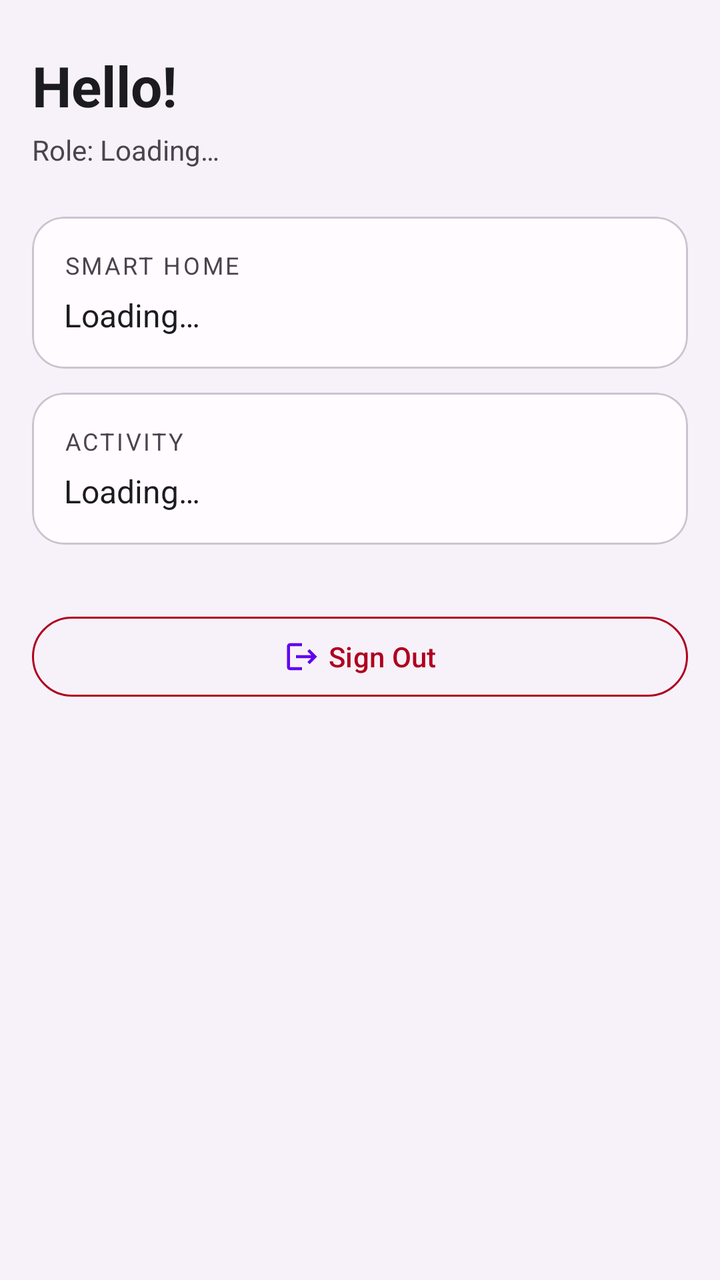
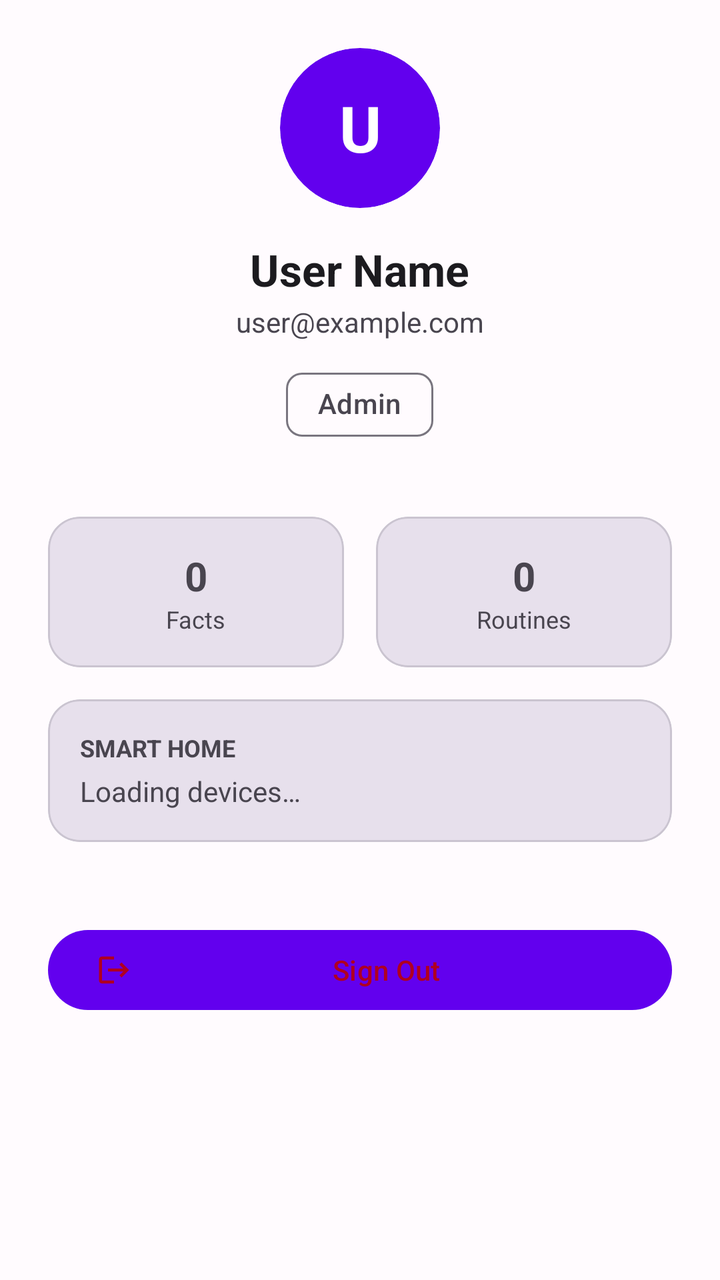

Compare the two renders of this Android layout. The source of the first and the diff that turns it into the second are given below.
<!-- AndroidManifest.xml: application theme Theme.RiverSong -->
<!-- res/layout/fragment_user_dashboard.xml -->
<?xml version="1.0" encoding="utf-8"?>
<androidx.core.widget.NestedScrollView
    xmlns:android="http://schemas.android.com/apk/res/android"
    xmlns:app="http://schemas.android.com/apk/res-auto"
    android:layout_width="match_parent"
    android:layout_height="match_parent"
    android:background="@color/river_song_background">

    <LinearLayout
        android:layout_width="match_parent"
        android:layout_height="wrap_content"
        android:orientation="vertical"
        android:padding="16dp">

        
        <TextView
            android:id="@+id/textViewDashboardWelcome"
            android:layout_width="wrap_content"
            android:layout_height="wrap_content"
            android:layout_marginTop="8dp"
            android:text="Hello!"
            android:textSize="28sp"
            android:textStyle="bold"
            android:textColor="@color/river_song_on_background" />

        <TextView
            android:id="@+id/textViewUserRole"
            android:layout_width="wrap_content"
            android:layout_height="wrap_content"
            android:layout_marginTop="4dp"
            android:text="Role: Loading…"
            android:textSize="14sp"
            android:textColor="@color/river_song_on_surface_variant" />

        
        <com.google.android.material.card.MaterialCardView
            android:layout_width="match_parent"
            android:layout_height="wrap_content"
            android:layout_marginTop="24dp"
            app:cardCornerRadius="16dp"
            app:cardElevation="0dp"
            android:backgroundTint="@color/river_song_surface">

            <LinearLayout
                android:layout_width="match_parent"
                android:layout_height="wrap_content"
                android:orientation="vertical"
                android:padding="16dp">

                <TextView
                    android:layout_width="wrap_content"
                    android:layout_height="wrap_content"
                    android:text="Smart Home"
                    android:textSize="12sp"
                    android:textAllCaps="true"
                    android:letterSpacing="0.1"
                    android:textColor="@color/river_song_on_surface_variant" />

                <TextView
                    android:id="@+id/textViewSmartHomeSummary"
                    android:layout_width="match_parent"
                    android:layout_height="wrap_content"
                    android:layout_marginTop="6dp"
                    android:text="Loading…"
                    android:textSize="16sp"
                    android:textColor="@color/river_song_on_surface" />
            </LinearLayout>
        </com.google.android.material.card.MaterialCardView>

        
        <com.google.android.material.card.MaterialCardView
            android:layout_width="match_parent"
            android:layout_height="wrap_content"
            android:layout_marginTop="12dp"
            app:cardCornerRadius="16dp"
            app:cardElevation="0dp"
            android:backgroundTint="@color/river_song_surface">

            <LinearLayout
                android:layout_width="match_parent"
                android:layout_height="wrap_content"
                android:orientation="vertical"
                android:padding="16dp">

                <TextView
                    android:layout_width="wrap_content"
                    android:layout_height="wrap_content"
                    android:text="Activity"
                    android:textSize="12sp"
                    android:textAllCaps="true"
                    android:letterSpacing="0.1"
                    android:textColor="@color/river_song_on_surface_variant" />

                <TextView
                    android:id="@+id/textViewActivitySummary"
                    android:layout_width="match_parent"
                    android:layout_height="wrap_content"
                    android:layout_marginTop="6dp"
                    android:text="Loading…"
                    android:textSize="16sp"
                    android:textColor="@color/river_song_on_surface" />
            </LinearLayout>
        </com.google.android.material.card.MaterialCardView>

        
        <com.google.android.material.button.MaterialButton
            android:id="@+id/buttonLogout"
            style="@style/Widget.Material3.Button.OutlinedButton"
            android:layout_width="match_parent"
            android:layout_height="wrap_content"
            android:layout_marginTop="32dp"
            android:text="Sign Out"
            app:icon="@drawable/ic_logout"
            app:iconGravity="textStart"
            android:textColor="@color/river_song_error"
            app:strokeColor="@color/river_song_error" />

    </LinearLayout>
</androidx.core.widget.NestedScrollView>
<!-- resources referenced by this layout -->
<resources>
  <color name="river_song_background">#F7F2F9</color>
  <color name="river_song_error">#B00020</color>
  <color name="river_song_on_background">#1C1B1F</color>
  <color name="river_song_on_surface">#1C1B1F</color>
  <color name="river_song_on_surface_variant">#49454F</color>
  <color name="river_song_surface">#FFFBFE</color>
  <!-- drawable ic_logout (drawable) -->
  <?xml version="1.0" encoding="utf-8"?>
  <vector xmlns:android="http://schemas.android.com/apk/res/android"
      android:width="24dp"
      android:height="24dp"
      android:viewportWidth="24"
      android:viewportHeight="24"
      android:tint="?attr/colorControlNormal">
      <path
          android:fillColor="@android:color/white"
          android:pathData="M17,7l-1.41,1.41L18.17,11H8v2h10.17l-2.58,2.58L17,17l5,-5zM4,5h8V3H4c-1.1,0 -2,0.9 -2,2v14c0,1.1 0.9,2 2,2h8v-2H4V5z" />
  </vector>
  <style name="Theme.RiverSong" parent="Theme.Material3.DayNight.NoActionBar">
          <item name="colorPrimary">@color/river_song_primary</item>
          <item name="colorOnPrimary">@color/river_song_on_primary</item>
          <item name="colorPrimaryContainer">@color/river_song_primary_container</item>
          <item name="colorOnPrimaryContainer">@color/river_song_on_primary_container</item>
  
          <item name="colorSecondary">@color/river_song_secondary</item>
          <item name="colorOnSecondary">@color/river_song_on_secondary</item>
          <item name="colorSecondaryContainer">@color/river_song_secondary_container</item>
          <item name="colorOnSecondaryContainer">@color/river_song_on_secondary_container</item>
  
          <item name="colorTertiary">@color/river_song_tertiary</item>
          <item name="colorOnTertiary">@color/river_song_on_tertiary</item>
          <item name="colorTertiaryContainer">@color/river_song_tertiary_container</item>
          <item name="colorOnTertiaryContainer">@color/river_song_on_tertiary_container</item>
  
          <item name="colorError">@color/river_song_error</item>
          <item name="colorOnError">@color/river_song_on_error</item>
          <item name="colorErrorContainer">@color/river_song_error_container</item>
          <item name="colorOnErrorContainer">@color/river_song_on_error_container</item>
  
          <item name="android:colorBackground">@color/river_song_background</item>
          <item name="colorOnBackground">@color/river_song_on_background</item>
          <item name="colorSurface">@color/river_song_surface</item>
          <item name="colorOnSurface">@color/river_song_on_surface</item>
          <item name="colorSurfaceVariant">@color/river_song_surface_variant</item>
          <item name="colorOnSurfaceVariant">@color/river_song_on_surface_variant</item>
          <item name="colorOutline">@color/river_song_outline</item>
  
          <item name="android:statusBarColor">?attr/colorPrimary</item>
          <item name="android:windowLightStatusBar">true</item>
          <item name="android:navigationBarColor">?attr/colorSurface</item>
      </style>
  <color name="river_song_primary">#6200EE</color>
  <color name="river_song_on_primary">#FFFFFF</color>
  <color name="river_song_primary_container">#BB86FC</color>
  <color name="river_song_on_primary_container">#21005D</color>
  <color name="river_song_secondary">#03DAC6</color>
  <color name="river_song_on_secondary">#000000</color>
  <color name="river_song_secondary_container">#66FAF4</color>
  <color name="river_song_on_secondary_container">#003831</color>
  <color name="river_song_tertiary">#018786</color>
  <color name="river_song_on_tertiary">#FFFFFF</color>
  <color name="river_song_tertiary_container">#A7E7E7</color>
  <color name="river_song_on_tertiary_container">#002C2C</color>
  <color name="river_song_on_error">#FFFFFF</color>
  <color name="river_song_error_container">#FCD8DF</color>
  <color name="river_song_on_error_container">#410002</color>
  <color name="river_song_surface_variant">#E7E0EC</color>
  <color name="river_song_outline">#79757F</color>
</resources>

<!-- the commit's change to res/layout/fragment_user_dashboard.xml (unified diff, before → after) -->
@@ -4,42 +4,148 @@
     xmlns:app="http://schemas.android.com/apk/res-auto"
     android:layout_width="match_parent"
     android:layout_height="match_parent"
-    android:background="@color/river_song_background">
+    android:background="?attr/colorSurface">
 
     <LinearLayout
         android:layout_width="match_parent"
         android:layout_height="wrap_content"
         android:orientation="vertical"
-        android:padding="16dp">
+        android:padding="24dp"
+        android:gravity="center_horizontal">
 
         
+        <com.google.android.material.card.MaterialCardView
+            android:layout_width="80dp"
+            android:layout_height="80dp"
+            app:cardCornerRadius="40dp"
+            app:cardElevation="0dp"
+            app:strokeWidth="0dp"
+            android:backgroundTint="?attr/colorPrimary">
+
+            <TextView
+                android:id="@+id/textViewAvatarInitial"
+                android:layout_width="match_parent"
+                android:layout_height="match_parent"
+                android:gravity="center"
+                android:text="U"
+                android:textColor="?attr/colorOnPrimary"
+                android:textSize="32sp"
+                android:textStyle="bold" />
+        </com.google.android.material.card.MaterialCardView>
+
         <TextView
-            android:id="@+id/textViewDashboardWelcome"
+            android:id="@+id/textViewDisplayName"
+            android:layout_width="wrap_content"
+            android:layout_height="wrap_content"
+            android:layout_marginTop="16dp"
+            android:text="User Name"
+            android:textSize="22sp"
+            android:textStyle="bold"
+            android:textColor="?attr/colorOnSurface" />
+
+        <TextView
+            android:id="@+id/textViewEmail"
+            android:layout_width="wrap_content"
+            android:layout_height="wrap_content"
+            android:layout_marginTop="2dp"
+            android:text="user@example.com"
+            android:textSize="14sp"
+            android:textColor="?attr/colorOnSurfaceVariant" />
+
+        <com.google.android.material.chip.Chip
+            android:id="@+id/chipRole"
+            style="@style/Widget.Material3.Chip.Suggestion"
             android:layout_width="wrap_content"
             android:layout_height="wrap_content"
             android:layout_marginTop="8dp"
-            android:text="Hello!"
-            android:textSize="28sp"
-            android:textStyle="bold"
-            android:textColor="@color/river_song_on_background" />
+            android:text="Admin"
+            app:chipMinHeight="32dp" />
 
-        <TextView
-            android:id="@+id/textViewUserRole"
-            android:layout_width="wrap_content"
+        
+        <LinearLayout
+            android:layout_width="match_parent"
             android:layout_height="wrap_content"
-            android:layout_marginTop="4dp"
-            android:text="Role: Loading…"
-            android:textSize="14sp"
-            android:textColor="@color/river_song_on_surface_variant" />
+            android:layout_marginTop="32dp"
+            android:orientation="horizontal">
+
+            <com.google.android.material.card.MaterialCardView
+                android:layout_width="0dp"
+                android:layout_height="wrap_content"
+                android:layout_weight="1"
+                android:layout_marginEnd="8dp"
+                app:cardCornerRadius="16dp"
+                app:cardElevation="0dp"
+                android:backgroundTint="?attr/colorSurfaceVariant">
+
+                <LinearLayout
+                    android:layout_width="match_parent"
+                    android:layout_height="wrap_content"
+                    android:orientation="vertical"
+                    android:padding="16dp"
+                    android:gravity="center">
+
+                    <TextView
+                        android:id="@+id/textViewFactsCount"
+                        android:layout_width="wrap_content"
+                        android:layout_height="wrap_content"
+                        android:text="0"
+                        android:textSize="20sp"
+                        android:textStyle="bold"
+                        android:textColor="?attr/colorOnSurfaceVariant" />
+
+                    <TextView
+                        android:layout_width="wrap_content"
+                        android:layout_height="wrap_content"
+                        android:text="Facts"
+                        android:textSize="12sp"
+                        android:textColor="?attr/colorOnSurfaceVariant" />
+                </LinearLayout>
+            </com.google.android.material.card.MaterialCardView>
+
+            <com.google.android.material.card.MaterialCardView
+                android:layout_width="0dp"
+                android:layout_height="wrap_content"
+                android:layout_weight="1"
+                android:layout_marginStart="8dp"
+                app:cardCornerRadius="16dp"
+                app:cardElevation="0dp"
+                android:backgroundTint="?attr/colorSurfaceVariant">
+
+                <LinearLayout
+                    android:layout_width="match_parent"
+                    android:layout_height="wrap_content"
+                    android:orientation="vertical"
+                    android:padding="16dp"
+                    android:gravity="center">
+
+                    <TextView
+                        android:id="@+id/textViewRoutinesCount"
+                        android:layout_width="wrap_content"
+                        android:layout_height="wrap_content"
+                        android:text="0"
+                        android:textSize="20sp"
+                        android:textStyle="bold"
+                        android:textColor="?attr/colorOnSurfaceVariant" />
+
+                    <TextView
+                        android:layout_width="wrap_content"
+                        android:layout_height="wrap_content"
+                        android:text="Routines"
+                        android:textSize="12sp"
+                        android:textColor="?attr/colorOnSurfaceVariant" />
+                </LinearLayout>
+            </com.google.android.material.card.MaterialCardView>
+
+        </LinearLayout>
 
         
         <com.google.android.material.card.MaterialCardView
             android:layout_width="match_parent"
             android:layout_height="wrap_content"
-            android:layout_marginTop="24dp"
+            android:layout_marginTop="16dp"
             app:cardCornerRadius="16dp"
             app:cardElevation="0dp"
-            android:backgroundTint="@color/river_song_surface">
+            android:backgroundTint="?attr/colorSurfaceVariant">
 
             <LinearLayout
                 android:layout_width="match_parent"
@@ -52,68 +158,32 @@
                     android:layout_height="wrap_content"
                     android:text="Smart Home"
                     android:textSize="12sp"
+                    android:textStyle="bold"
                     android:textAllCaps="true"
-                    android:letterSpacing="0.1"
-                    android:textColor="@color/river_song_on_surface_variant" />
+                    android:textColor="?attr/colorOnSurfaceVariant" />
 
                 <TextView
                     android:id="@+id/textViewSmartHomeSummary"
                     android:layout_width="match_parent"
                     android:layout_height="wrap_content"
-                    android:layout_marginTop="6dp"
-                    android:text="Loading…"
-                    android:textSize="16sp"
-                    android:textColor="@color/river_song_on_surface" />
-            </LinearLayout>
-        </com.google.android.material.card.MaterialCardView>
-
-        
-        <com.google.android.material.card.MaterialCardView
-            android:layout_width="match_parent"
-            android:layout_height="wrap_content"
-            android:layout_marginTop="12dp"
-            app:cardCornerRadius="16dp"
-            app:cardElevation="0dp"
-            android:backgroundTint="@color/river_song_surface">
-
-            <LinearLayout
-                android:layout_width="match_parent"
-                android:layout_height="wrap_content"
-                android:orientation="vertical"
-                android:padding="16dp">
-
-                <TextView
-                    android:layout_width="wrap_content"
-                    android:layout_height="wrap_content"
-                    android:text="Activity"
-                    android:textSize="12sp"
-                    android:textAllCaps="true"
-                    android:letterSpacing="0.1"
-                    android:textColor="@color/river_song_on_surface_variant" />
-
-                <TextView
-                    android:id="@+id/textViewActivitySummary"
-                    android:layout_width="match_parent"
-                    android:layout_height="wrap_content"
-                    android:layout_marginTop="6dp"
-                    android:text="Loading…"
-                    android:textSize="16sp"
-                    android:textColor="@color/river_song_on_surface" />
+                    android:layout_marginTop="4dp"
+                    android:text="Loading devices…"
+                    android:textSize="14sp"
+                    android:textColor="?attr/colorOnSurfaceVariant" />
             </LinearLayout>
         </com.google.android.material.card.MaterialCardView>
 
         
         <com.google.android.material.button.MaterialButton
             android:id="@+id/buttonLogout"
-            style="@style/Widget.Material3.Button.OutlinedButton"
+            style="@style/Widget.Material3.Button.Tonal"
             android:layout_width="match_parent"
             android:layout_height="wrap_content"
-            android:layout_marginTop="32dp"
+            android:layout_marginTop="40dp"
             android:text="Sign Out"
+            android:textColor="?attr/colorError"
             app:icon="@drawable/ic_logout"
-            app:iconGravity="textStart"
-            android:textColor="@color/river_song_error"
-            app:strokeColor="@color/river_song_error" />
+            app:iconTint="?attr/colorError" />
 
     </LinearLayout>
 </androidx.core.widget.NestedScrollView>
